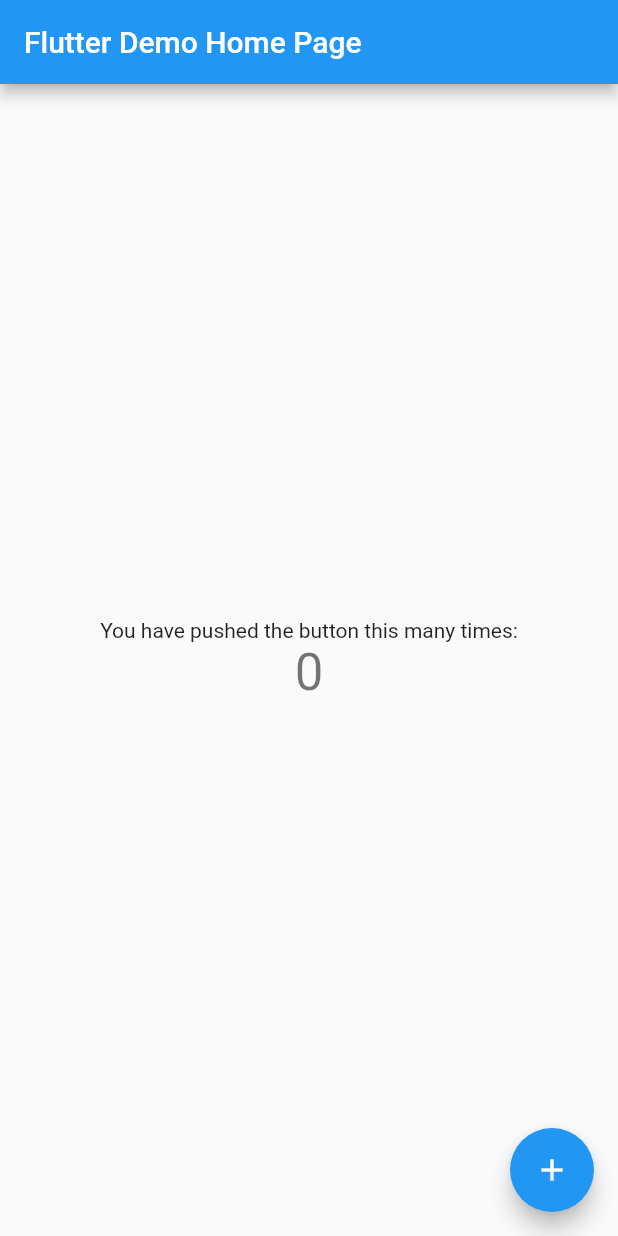
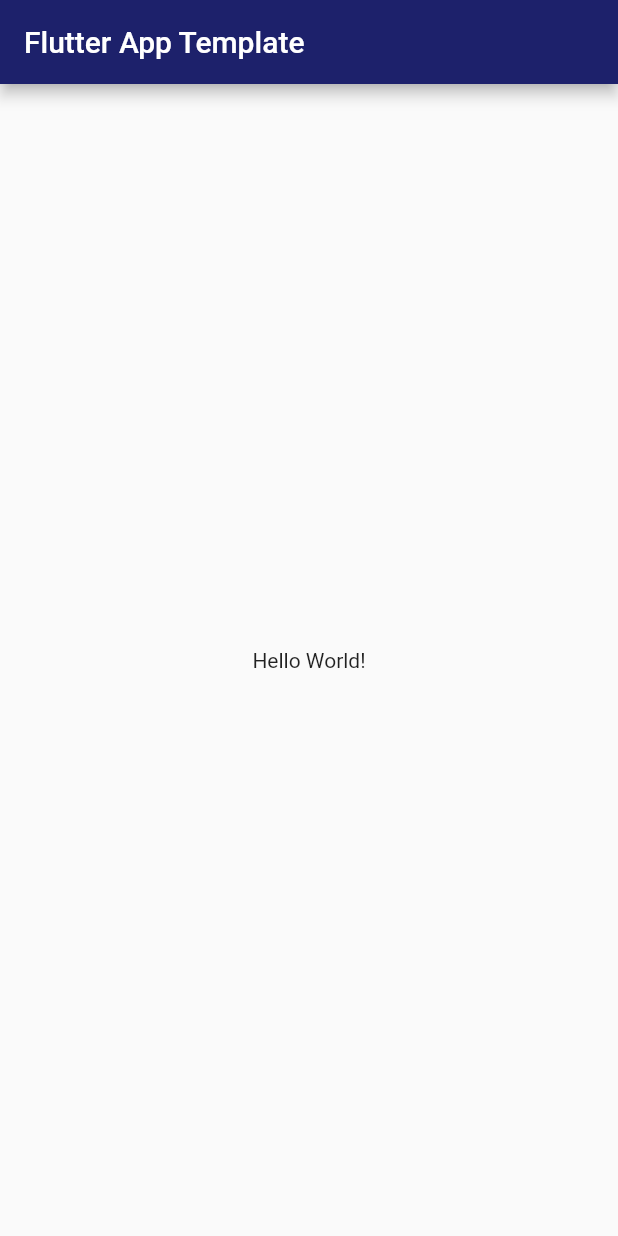
Before and after one commit to ElZombieIsra/ecodsa_app, a Flutter app: the screen it shows after launch, on a phone screen of 412 x 824 dp. Run offline on Flutter 3.47's test engine with Material 2 defaults, Android fonts, the phone set to English and light mode, and no system bars.

Commit message:
Scaffolded app

```diff
--- /dev/null
+++ b/lib/globals.dart
@@ -0,0 +1,3 @@
+// Add global variables to use
+library globals;
+String title = "Flutter App Template";
--- a/lib/main.dart
+++ b/lib/main.dart
@@ -1,4 +1,8 @@
 import 'package:flutter/material.dart';
+import 'routes.dart';
+import 'style.dart';
+import 'globals.dart' as globals;
+import 'screens/HomeScreen.dart';
 
 void main() => runApp(MyApp());
 
@@ -7,105 +11,10 @@ class MyApp extends StatelessWidget {
   @override
   Widget build(BuildContext context) {
     return MaterialApp(
-      title: 'Flutter Demo',
-      theme: ThemeData(
-        // This is the theme of your application.
-        //
-        // Try running your application with "flutter run". You'll see the
-        // application has a blue toolbar. Then, without quitting the app, try
-        // changing the primarySwatch below to Colors.green and then invoke
-        // "hot reload" (press "r" in the console where you ran "flutter run",
-        // or simply save your changes to "hot reload" in a Flutter IDE).
-        // Notice that the counter didn't reset back to zero; the application
-        // is not restarted.
-        primarySwatch: Colors.blue,
-      ),
-      home: MyHomePage(title: 'Flutter Demo Home Page'),
+      title: globals.title,
+      theme: appTheme,
+      home: HomeScreen(),
+      routes: routes,
     );
   }
 }
-
-class MyHomePage extends StatefulWidget {
-  MyHomePage({Key key, this.title}) : super(key: key);
-
-  // This widget is the home page of your application. It is stateful, meaning
-  // that it has a State object (defined below) that contains fields that affect
-  // how it looks.
-
-  // This class is the configuration for the state. It holds the values (in this
-  // case the title) provided by the parent (in this case the App widget) and
-  // used by the build method of the State. Fields in a Widget subclass are
-  // always marked "final".
-
-  final String title;
-
-  @override
-  _MyHomePageState createState() => _MyHomePageState();
-}
-
-class _MyHomePageState extends State<MyHomePage> {
-  int _counter = 0;
-
-  void _incrementCounter() {
-    setState(() {
-      // This call to setState tells the Flutter framework that something has
-      // changed in this State, which causes it to rerun the build method below
-      // so that the display can reflect the updated values. If we changed
-      // _counter without calling setState(), then the build method would not be
-      // called again, and so nothing would appear to happen.
-      _counter++;
-    });
-  }
-
-  @override
-  Widget build(BuildContext context) {
-    // This method is rerun every time setState is called, for instance as done
-    // by the _incrementCounter method above.
-    //
-    // The Flutter framework has been optimized to make rerunning build methods
-    // fast, so that you can just rebuild anything that needs updating rather
-    // than having to individually change instances of widgets.
-    return Scaffold(
-      appBar: AppBar(
-        // Here we take the value from the MyHomePage object that was created by
-        // the App.build method, and use it to set our appbar title.
-        title: Text(widget.title),
-      ),
-      body: Center(
-        // Center is a layout widget. It takes a single child and positions it
-        // in the middle of the parent.
-        child: Column(
-          // Column is also a layout widget. It takes a list of children and
-          // arranges them vertically. By default, it sizes itself to fit its
-          // children horizontally, and tries to be as tall as its parent.
-          //
-          // Invoke "debug painting" (press "p" in the console, choose the
-          // "Toggle Debug Paint" action from the Flutter Inspector in Android
-          // Studio, or the "Toggle Debug Paint" command in Visual Studio Code)
-          // to see the wireframe for each widget.
-          //
-          // Column has various properties to control how it sizes itself and
-          // how it positions its children. Here we use mainAxisAlignment to
-          // center the children vertically; the main axis here is the vertical
-          // axis because Columns are vertical (the cross axis would be
-          // horizontal).
-          mainAxisAlignment: MainAxisAlignment.center,
-          children: <Widget>[
-            Text(
-              'You have pushed the button this many times:',
-            ),
-            Text(
-              '$_counter',
-              style: Theme.of(context).textTheme.display1,
-            ),
-          ],
-        ),
-      ),
-      floatingActionButton: FloatingActionButton(
-        onPressed: _incrementCounter,
-        tooltip: 'Increment',
-        child: Icon(Icons.add),
-      ), // This trailing comma makes auto-formatting nicer for build methods.
-    );
-  }
-}
--- /dev/null
+++ b/lib/routes.dart
@@ -0,0 +1,9 @@
+import 'package:flutter/material.dart';
+
+// Import your screens
+import 'screens/HomeScreen.dart';
+
+// Give a route and link it to your screen class
+Map<String, WidgetBuilder> routes = {
+  "/": (BuildContext context) => HomeScreen(),
+};
--- /dev/null
+++ b/lib/screens/HomeScreen.dart
@@ -0,0 +1,21 @@
+import 'package:flutter/material.dart';
+import '../globals.dart';
+
+class HomeScreen extends StatefulWidget {
+  @override
+  _HomeScreenState createState() => _HomeScreenState();
+}
+
+class _HomeScreenState extends State<HomeScreen> {
+  @override
+  Widget build(BuildContext context) {
+    return Scaffold(
+      appBar: AppBar(
+        title: Text(title),
+      ),
+      body: Center(
+        child: Text('Hello World!'),
+      ),
+    );
+  }
+}
--- /dev/null
+++ b/lib/style.dart
@@ -0,0 +1,13 @@
+// Master styles for the app
+import 'package:flutter/material.dart';
+
+ThemeData appTheme = new ThemeData(
+  primaryColor: primaryColor,
+  hintColor: Colors.black45,
+);
+
+const Color primaryColor = Color.fromRGBO(29, 33, 107, 1.0);
+const Color secondaryColor = Color.fromRGBO(57, 173, 74, 1.0);
+const Color thirdColor = const Color.fromRGBO(16, 124, 121, 1.0);
+const Color mutedColor = Colors.black38;
+const Color textColor = Colors.white;
```
